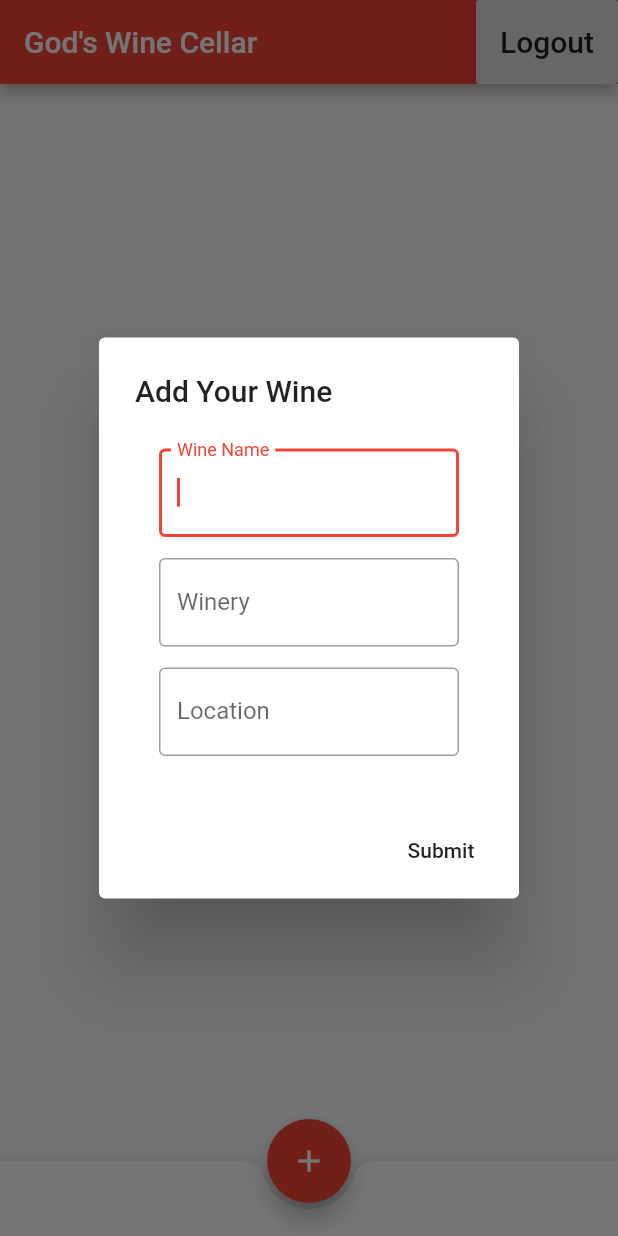
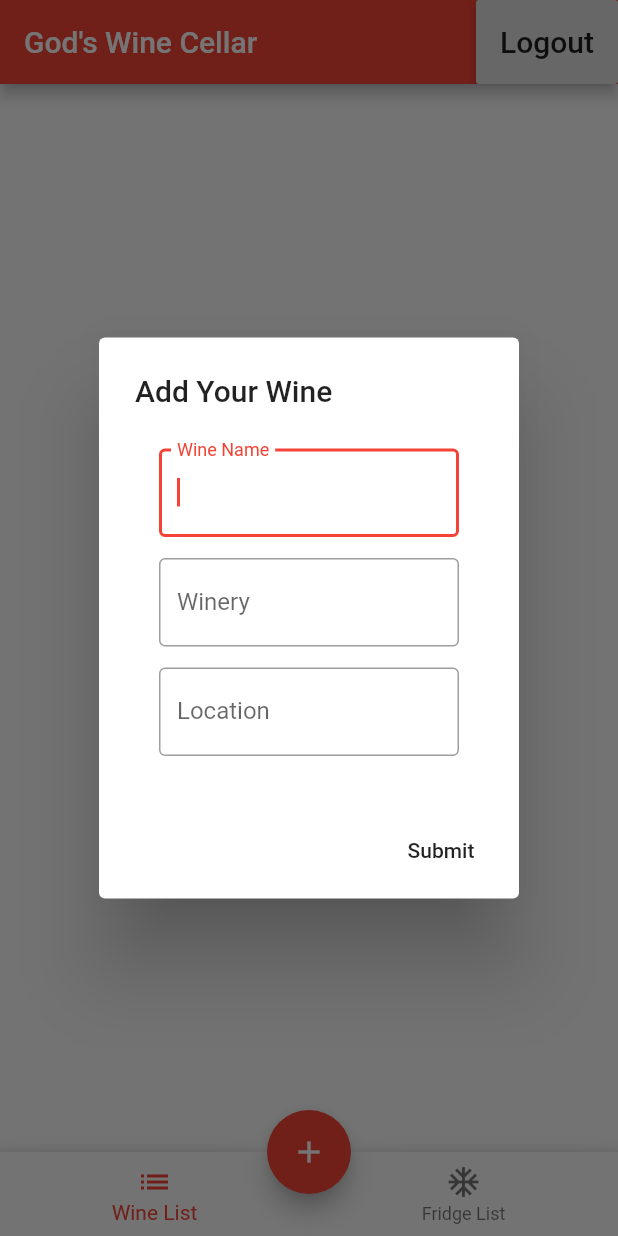
Before and after one commit to dashpole/GodsWineCellar, a Flutter app: the screen it shows once a user with an empty profile is signed in, after a tap on the "add" icon, on a phone screen of 412 x 824 dp. Run offline on Flutter 3.47's test engine with Material 2 defaults, Android fonts, the phone set to English and light mode, and no system bars; our stand-ins replace cloud_firestore, firebase_auth, google_sign_in; missing offline and left inert: dart:ffi, flutter_auth_buttons; accounts and stored records are empty.

Commit message:
refactor onauthstatechanged to reuse it less.  Add bottom navigation bar

```diff
--- /dev/null
+++ b/lib/fridge.dart
@@ -0,0 +1,50 @@
+import 'package:cloud_firestore/cloud_firestore.dart';
+import 'package:flutter/material.dart';
+
+class Fridge {
+  final String name;
+  final DocumentReference reference;
+  final String uid;
+
+  // Load Fridge from a Fridge Document ("snapshot")
+  // Create object in memory to hold a fridge
+  Fridge.fromSnapshot(DocumentSnapshot snapshot)
+      : assert(snapshot.data['name'] != null),
+        reference = snapshot.reference,
+        name = snapshot.data['name'],
+        uid = snapshot.documentID;
+
+  @override
+  String toString() => "Fridge<$name>";
+}
+
+class FridgeUpdateService {
+  final CollectionReference fridgeCollection;
+
+  FridgeUpdateService(String userID)
+      : fridgeCollection = Firestore.instance.collection("users").document(userID).collection("fridges");
+
+  Future addFridge(String name) async {
+    return await fridgeCollection
+        .document()
+        .setData({'name': name});
+  }
+
+  Future deleteFridge(Fridge fridge) async {
+    return await fridgeCollection.document(fridge.uid).delete();
+  }
+
+//  Future updateBottle(Bottle old, String name, String winery) async {
+//    Map<String, dynamic> data = {};
+//    if (name != old.name) {
+//      data['name'] = name;
+//    }
+//    if (winery != old.winery) {
+//      data['winery'] = winery;
+//    }
+//    if (data.isEmpty) {
+//      return;
+//    }
+//    return await bottleCollection.document(old.uid).updateData(data);
+//  }
+}
--- a/lib/main.dart
+++ b/lib/main.dart
@@ -37,6 +37,13 @@ class MyHomePage extends StatefulWidget {
 
 class _MyHomePageState extends State<MyHomePage> {
   static FirebaseAuth _auth = FirebaseAuth.instance;
+  int _selectedIndex = 0;
+
+  void _onNavBarItemTapped(int index) {
+    setState(() {
+      _selectedIndex = index;
+    });
+  }
 
   @override
   Widget build(BuildContext context) {
@@ -46,44 +53,61 @@ class _MyHomePageState extends State<MyHomePage> {
     // The Flutter framework has been optimized to make rerunning build methods
     // fast, so that you can just rebuild anything that needs updating rather
     // than having to individually change instances of widgets.
+    List<BottomNavigationBarItem> bottomNavBarItems;
+    BottomNavigationBarItem wineListNavItem = BottomNavigationBarItem(
+        icon: Icon(Icons.list), title: Text("Wine List"));
+    BottomNavigationBarItem fridgeNavItem = BottomNavigationBarItem(
+        icon: Icon(Icons.ac_unit), title: Text("Fridge List"));
+    bottomNavBarItems = [wineListNavItem, fridgeNavItem];
+
+    return StreamBuilder<FirebaseUser>(
+      stream: _auth.onAuthStateChanged,
+      builder: (context, firebaseUser) {
+        if (!firebaseUser.hasData)
           return Scaffold(
             appBar: AppBar(
               title: Text('God\'s Wine Cellar'),
-        actions: <Widget>[
-        StreamBuilder<FirebaseUser>(
-          stream: _auth.onAuthStateChanged,
-          builder: (context, firebaseUser) {
-            return LoginWithGoogleButton(firebaseUser.data);
+              actions: <Widget>[LoginWithGoogleButton(firebaseUser.data)],
+            ),
+            body: Text('Please Login to view your wine'),
+          );
+        return Scaffold(
+          appBar: AppBar(
+            title: Text('God\'s Wine Cellar'),
+            actions: <Widget>[LoginWithGoogleButton(firebaseUser.data)],
+          ),
+          body: <Widget>[
+            StreamBuilder<QuerySnapshot>(
+              stream: Firestore.instance
+                  .collection("users")
+                  .document(firebaseUser.data.uid)
+                  .collection("wines")
+                  .snapshots(),
+              builder: (context, snapshot) {
+                if (!snapshot.hasData) return LinearProgressIndicator();
+                return BottleList(
+                    snapshot.data.documents, firebaseUser.data.uid);
               },
             ),
-      ],
+            Center(
+              child: Text(
+                'Index 1: Fridges',
+                style: TextStyle(fontSize: 30, fontWeight: FontWeight.bold),
               ),
-      body: StreamBuilder<FirebaseUser>(
-        stream: _auth.onAuthStateChanged,
-        builder: (context, firebaseUser) {
-          // if the user has dat (if logged in), go to the collection by user ID
-          if (!firebaseUser.hasData) return Text('Please Login to view your wine');
-          return StreamBuilder<QuerySnapshot>(
-            stream: Firestore.instance.collection("users").document(firebaseUser.data.uid).collection("wines").snapshots(),
-            builder: (context, snapshot) {
-              if (!snapshot.hasData) return LinearProgressIndicator();
-              return BottleList(snapshot.data.documents, firebaseUser.data.uid);
-            },
+            ),
+          ][_selectedIndex],
+          floatingActionButton: AddBottleButton(firebaseUser.data.uid),
+          floatingActionButtonLocation:
+              FloatingActionButtonLocation.centerDocked,
+          bottomNavigationBar: BottomAppBar(
+            shape: const CircularNotchedRectangle(),
+            child: BottomNavigationBar(
+                items: bottomNavBarItems,
+                currentIndex: _selectedIndex,
+                onTap: _onNavBarItemTapped),
+          ),
         );
       },
-      ),
-      floatingActionButton: StreamBuilder<FirebaseUser>(
-        stream: _auth.onAuthStateChanged,
-        builder: (context, firebaseUser) {
-          if (!firebaseUser.hasData) return Text('Please Login to view your wine');
-          return AddBottleButton(firebaseUser.data.uid);
-        },
-      ),
-      floatingActionButtonLocation: FloatingActionButtonLocation.centerDocked,
-      bottomNavigationBar: BottomAppBar(
-        shape: const CircularNotchedRectangle(),
-        child: Container(height: 50.0,),
-      ),
     );
   }
 }
```
Also changed, not shown: lib/fridge_row.dart (added, +42 -0 lines). Lines whose indentation alone changed are shown as unchanged.
